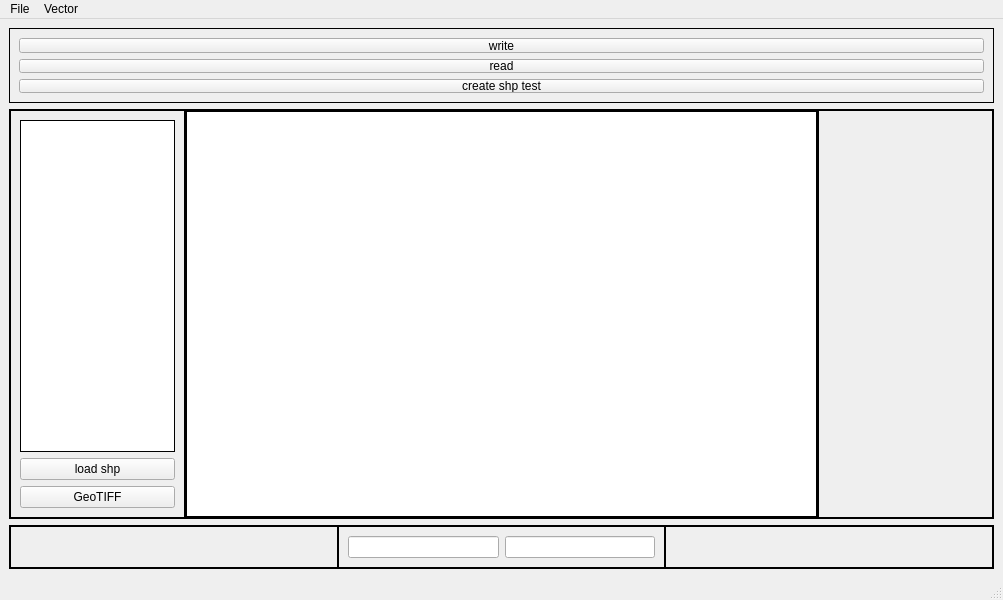
Above: mainwindow.ui from Doggerr111/GIS before the change. Below: the same form after it.
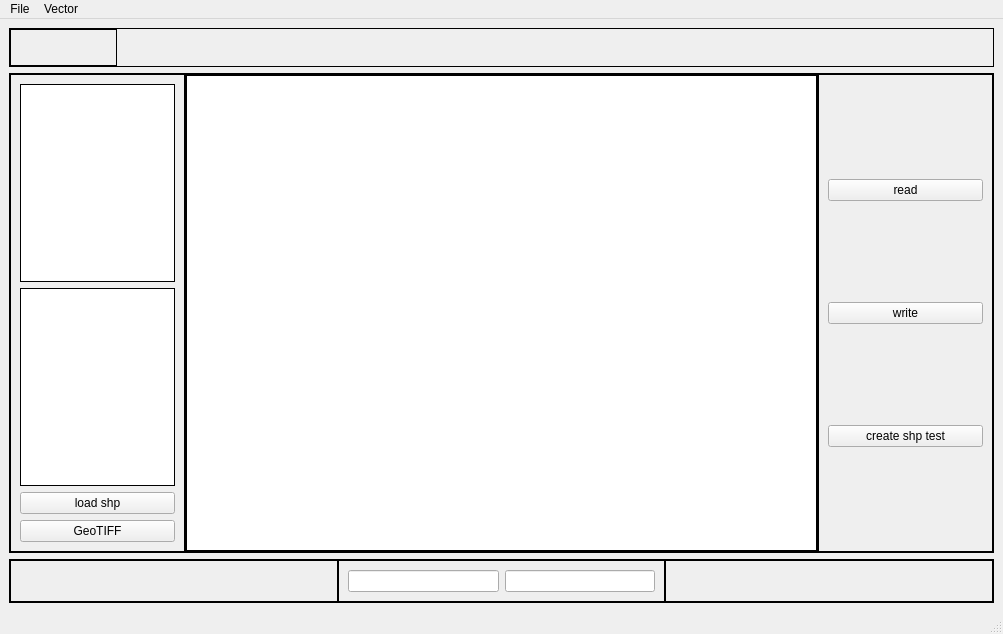
That is the form after the change. Icons and pictures are not drawn. Custom widgets are drawn as their Qt base class.

Commit message: update layer tree and vectors

Patch:
```diff
--- a/mainwindow.ui
+++ b/mainwindow.ui
@@ -7,7 +7,7 @@
     <x>0</x>
     <y>0</y>
     <width>1003</width>
-    <height>600</height>
+    <height>634</height>
    </rect>
   </property>
   <property name="windowTitle">
@@ -34,26 +34,173 @@
       <property name="frameShadow">
        <enum>QFrame::Raised</enum>
       </property>
-      <layout class="QVBoxLayout" name="verticalLayout_2">
-       <item>
-        <widget class="QPushButton" name="pushButton">
-         <property name="text">
-          <string>write</string>
+      <layout class="QHBoxLayout" name="horizontalLayout_4">
+       <property name="spacing">
+        <number>0</number>
+       </property>
+       <property name="leftMargin">
+        <number>0</number>
+       </property>
+       <property name="topMargin">
+        <number>0</number>
+       </property>
+       <property name="rightMargin">
+        <number>0</number>
+       </property>
+       <property name="bottomMargin">
+        <number>0</number>
+       </property>
+       <item alignment="Qt::AlignLeft">
+        <widget class="QFrame" name="frame_7">
+         <property name="sizePolicy">
+          <sizepolicy hsizetype="Minimum" vsizetype="Minimum">
+           <horstretch>0</horstretch>
+           <verstretch>0</verstretch>
+          </sizepolicy>
          </property>
-        </widget>
-       </item>
-       <item>
-        <widget class="QPushButton" name="pushButton_2">
-         <property name="text">
-          <string>read</string>
+         <property name="maximumSize">
+          <size>
+           <width>139</width>
+           <height>16777215</height>
+          </size>
          </property>
-        </widget>
-       </item>
-       <item>
-        <widget class="QPushButton" name="pushButton_4">
-         <property name="text">
-          <string>create shp test</string>
+         <property name="frameShape">
+          <enum>QFrame::StyledPanel</enum>
          </property>
+         <property name="frameShadow">
+          <enum>QFrame::Raised</enum>
+         </property>
+         <layout class="QHBoxLayout" name="horizontalLayout_5">
+          <property name="spacing">
+           <number>0</number>
+          </property>
+          <property name="leftMargin">
+           <number>0</number>
+          </property>
+          <property name="topMargin">
+           <number>0</number>
+          </property>
+          <property name="rightMargin">
+           <number>0</number>
+          </property>
+          <property name="bottomMargin">
+           <number>0</number>
+          </property>
+          <item>
+           <widget class="QPushButton" name="pushButton_addPointFeature">
+            <property name="sizePolicy">
+             <sizepolicy hsizetype="Minimum" vsizetype="Maximum">
+              <horstretch>0</horstretch>
+              <verstretch>0</verstretch>
+             </sizepolicy>
+            </property>
+            <property name="minimumSize">
+             <size>
+              <width>35</width>
+              <height>35</height>
+             </size>
+            </property>
+            <property name="styleSheet">
+             <string notr="true">border:none</string>
+            </property>
+            <property name="text">
+             <string/>
+            </property>
+            <property name="icon">
+             <iconset resource="icons.qrc">
+              <normaloff>:/ui/icons/addPointFeature.png</normaloff>:/ui/icons/addPointFeature.png</iconset>
+            </property>
+            <property name="iconSize">
+             <size>
+              <width>30</width>
+              <height>30</height>
+             </size>
+            </property>
+            <property name="autoRepeatDelay">
+             <number>300</number>
+            </property>
+           </widget>
+          </item>
+          <item>
+           <widget class="QPushButton" name="pushButton_6">
+            <property name="sizePolicy">
+             <sizepolicy hsizetype="Minimum" vsizetype="Minimum">
+              <horstretch>0</horstretch>
+              <verstretch>0</verstretch>
+             </sizepolicy>
+            </property>
+            <property name="minimumSize">
+             <size>
+              <width>35</width>
+              <height>35</height>
+             </size>
+            </property>
+            <property name="styleSheet">
+             <string notr="true">border:none</string>
+            </property>
+            <property name="text">
+             <string/>
+            </property>
+            <property name="icon">
+             <iconset resource="icons.qrc">
+              <normaloff>:/ui/icons/addPointFeature.png</normaloff>:/ui/icons/addPointFeature.png</iconset>
+            </property>
+            <property name="iconSize">
+             <size>
+              <width>30</width>
+              <height>30</height>
+             </size>
+            </property>
+            <property name="autoRepeatDelay">
+             <number>300</number>
+            </property>
+           </widget>
+          </item>
+          <item>
+           <widget class="QPushButton" name="pushButton_5">
+            <property name="sizePolicy">
+             <sizepolicy hsizetype="Minimum" vsizetype="Minimum">
+              <horstretch>0</horstretch>
+              <verstretch>0</verstretch>
+             </sizepolicy>
+            </property>
+            <property name="minimumSize">
+             <size>
+              <width>35</width>
+              <height>35</height>
+             </size>
+            </property>
+            <property name="maximumSize">
+             <size>
+              <width>35</width>
+              <height>35</height>
+             </size>
+            </property>
+            <property name="layoutDirection">
+             <enum>Qt::LeftToRight</enum>
+            </property>
+            <property name="styleSheet">
+             <string notr="true">border:none</string>
+            </property>
+            <property name="text">
+             <string/>
+            </property>
+            <property name="icon">
+             <iconset resource="icons.qrc">
+              <normaloff>:/ui/icons/addPointFeature.png</normaloff>:/ui/icons/addPointFeature.png</iconset>
+            </property>
+            <property name="iconSize">
+             <size>
+              <width>30</width>
+              <height>30</height>
+             </size>
+            </property>
+            <property name="autoRepeatDelay">
+             <number>300</number>
+            </property>
+           </widget>
+          </item>
+         </layout>
         </widget>
        </item>
       </layout>
@@ -116,6 +263,30 @@
           <enum>QFrame::Raised</enum>
          </property>
          <layout class="QVBoxLayout" name="verticalLayout_4">
+          <item>
+           <widget class="LIPTreeWidget" name="LayerTree">
+            <property name="dragEnabled">
+             <bool>true</bool>
+            </property>
+            <property name="dragDropOverwriteMode">
+             <bool>true</bool>
+            </property>
+            <property name="dragDropMode">
+             <enum>QAbstractItemView::DragDrop</enum>
+            </property>
+            <property name="defaultDropAction">
+             <enum>Qt::MoveAction</enum>
+            </property>
+            <attribute name="headerVisible">
+             <bool>false</bool>
+            </attribute>
+            <column>
+             <property name="text">
+              <string notr="true">1</string>
+             </property>
+            </column>
+           </widget>
+          </item>
           <item>
            <widget class="QTreeView" name="treeView"/>
           </item>
@@ -205,7 +376,29 @@
          <property name="frameShadow">
           <enum>QFrame::Raised</enum>
          </property>
-         <layout class="QVBoxLayout" name="verticalLayout_5"/>
+         <layout class="QVBoxLayout" name="verticalLayout_5">
+          <item>
+           <widget class="QPushButton" name="pushButton_2">
+            <property name="text">
+             <string>read</string>
+            </property>
+           </widget>
+          </item>
+          <item>
+           <widget class="QPushButton" name="pushButton">
+            <property name="text">
+             <string>write</string>
+            </property>
+           </widget>
+          </item>
+          <item>
+           <widget class="QPushButton" name="pushButton_4">
+            <property name="text">
+             <string>create shp test</string>
+            </property>
+           </widget>
+          </item>
+         </layout>
         </widget>
        </item>
       </layout>
@@ -382,6 +575,11 @@
    <extends>QGraphicsView</extends>
    <header>lipmapholder.h</header>
   </customwidget>
+  <customwidget>
+   <class>LIPTreeWidget</class>
+   <extends>QTreeWidget</extends>
+   <header location="global">liptreewidget.h</header>
+  </customwidget>
  </customwidgets>
  <resources>
   <include location="icons.qrc"/>
```
The commit also changes 37 other files.
